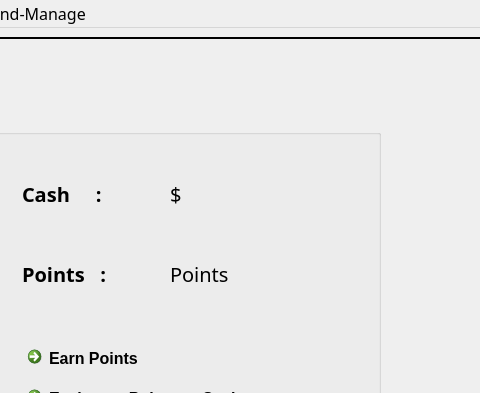
freefrit/AOOP_DogeShop, file mainwindow.ui: the form before one commit; both pictures show x 291 to 771 and y 0 to 393 of the 960 by 600 pixel window.
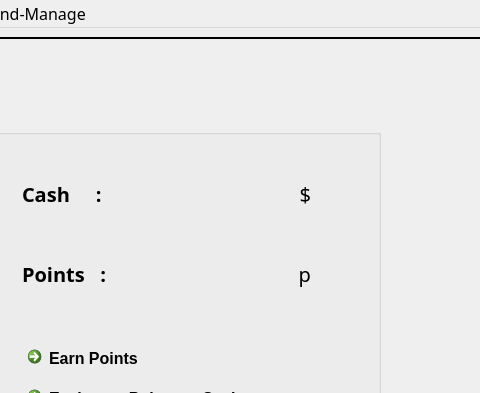
The form after the commit. The open tabs and pages were chosen to show the change.

The edit to the form file:
```diff
--- a/mainwindow.ui
+++ b/mainwindow.ui
@@ -541,13 +541,16 @@
          <property name="text">
           <string>$</string>
          </property>
+         <property name="alignment">
+          <set>Qt::AlignRight|Qt::AlignTrailing|Qt::AlignVCenter</set>
+         </property>
         </widget>
         <widget class="QLabel" name="label_points">
          <property name="geometry">
           <rect>
            <x>230</x>
            <y>130</y>
-           <width>121</width>
+           <width>141</width>
            <height>29</height>
           </rect>
          </property>
@@ -558,7 +561,10 @@
           </font>
          </property>
          <property name="text">
-          <string>Points</string>
+          <string>p</string>
+         </property>
+         <property name="alignment">
+          <set>Qt::AlignRight|Qt::AlignTrailing|Qt::AlignVCenter</set>
          </property>
         </widget>
         <widget class="QCommandLinkButton" name="btn_cus_change_pwd_2">
```
Left out of the diff: 5 changed lines with no effect on the pictures.
